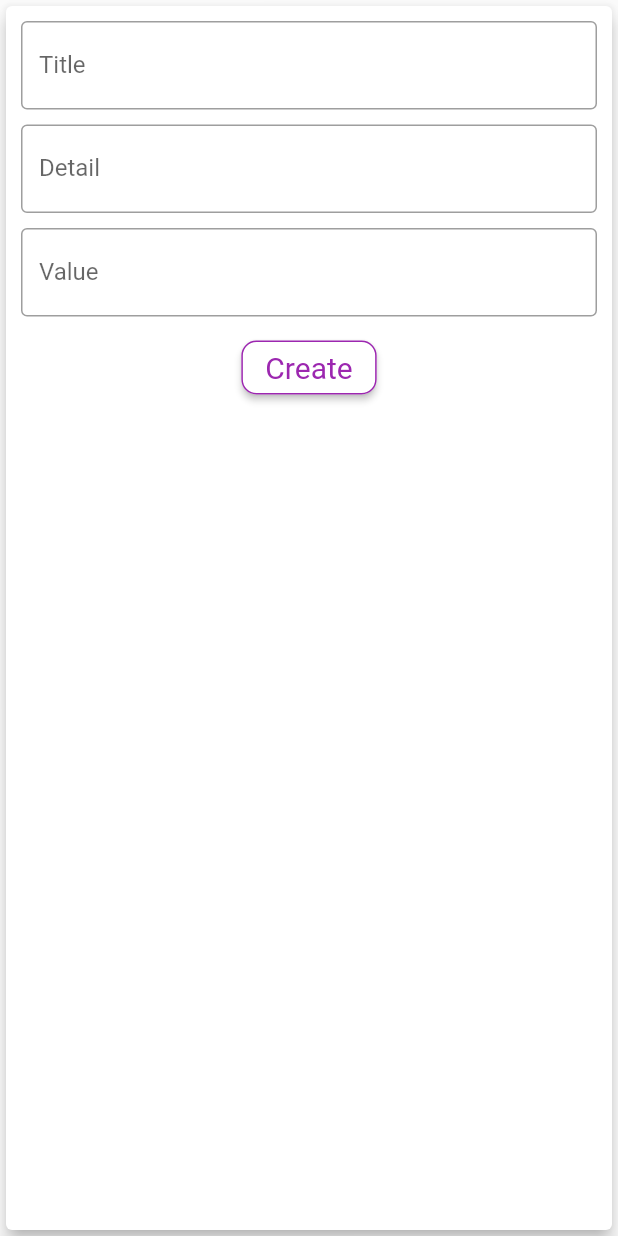
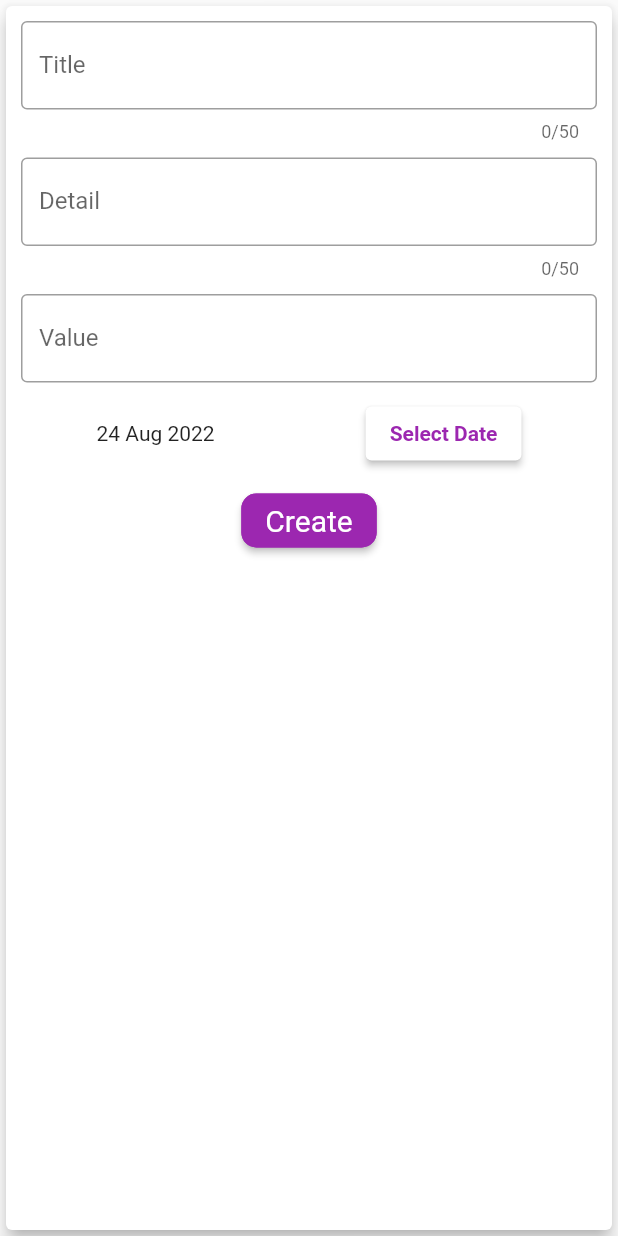
Before and after one commit to Adrianzctpa/Occurence-Manager, a Flutter app: the screen it shows after launch, after a tap on the "add box" icon, on a phone screen of 412 x 824 dp. Run offline on Flutter 3.47's test engine with Material 2 defaults, Android fonts, the phone set to English and light mode, and no system bars.

Commit message:
added date picker

```diff
--- a/lib/main.dart
+++ b/lib/main.dart
@@ -60,14 +60,14 @@ class _HomePageState extends State<HomePage> {
     }).toList();
   }
 
-  _addOccurence(String title, String detail, double? value) {
+  _addOccurence(String title, String detail, double? value, DateTime date) {
     int id = _occurences.isEmpty ? 1 : (_occurences.last.id + 1);
     final Occurence occ = Occurence(
       id: id,
       title: title,
       value: value,
       text: detail,
-      date: DateTime.now()
+      date: date
     );
 
     setState(() {
--- a/lib/widgets/graph_bar.dart
+++ b/lib/widgets/graph_bar.dart
@@ -16,8 +16,11 @@ class GraphBar extends StatelessWidget {
   Widget build(BuildContext context) {
     return Column(
       children: <Widget>[
-        FittedBox(
-          child: Text(value.toStringAsFixed(2))
+        SizedBox(
+          height: 20,
+          child: FittedBox(
+            child: Text(value.toStringAsFixed(2))
+          ),
         ),
         const SizedBox(height: 5),
         SizedBox(
--- a/lib/widgets/occurence_card.dart
+++ b/lib/widgets/occurence_card.dart
@@ -57,7 +57,8 @@ class OccurenceCard extends StatelessWidget {
                           )
                         ),
                       ),
-                      Column(
+                      Flexible(
+                        child: Column(
                           crossAxisAlignment: CrossAxisAlignment.start,
                           children: <Widget>[
                             Text(
@@ -75,6 +76,7 @@ class OccurenceCard extends StatelessWidget {
                             ),
                             Text(oc.value!.toStringAsFixed(2))
                           ]
+                        ),
                       )
                     ]
                   ),
--- a/lib/widgets/occurence_create.dart
+++ b/lib/widgets/occurence_create.dart
@@ -1,9 +1,10 @@
 import 'package:flutter/material.dart';
+import 'package:intl/intl.dart';
 
 class OcurrenceCreate extends StatefulWidget {
   const OcurrenceCreate({required this.onSubmit, super.key});
 
-  final void Function(String, String, double?) onSubmit;
+  final void Function(String, String, double?, DateTime) onSubmit;
 
   @override
   State<OcurrenceCreate> createState() => _OcurrenceCreateState();
@@ -13,6 +14,7 @@ class _OcurrenceCreateState extends State<OcurrenceCreate> {
   final titleController = TextEditingController();
   final detailController = TextEditingController();
   final valueController = TextEditingController();
+  DateTime _selectedDate = DateTime.now();
 
   void _handleSubmit() {
     final String title = titleController.text;
@@ -23,7 +25,24 @@ class _OcurrenceCreateState extends State<OcurrenceCreate> {
       return;
     }
 
-    widget.onSubmit(title, detail, value);
+    widget.onSubmit(title, detail, value, _selectedDate);
+  }
+
+  void _showDateForm() {
+    showDatePicker(
+      context: context,
+      initialDate: DateTime.now(),
+      firstDate: DateTime(2010),
+      lastDate: DateTime.now()
+    ).then((date) {
+      if (date == null) {
+        return;
+      }
+
+      setState(() {
+        _selectedDate = date;
+      });
+    });
   }
 
   @override
@@ -35,6 +54,7 @@ class _OcurrenceCreateState extends State<OcurrenceCreate> {
         child: Column(
           children: <Widget>[
             TextField(
+              maxLength: 50,
               controller: titleController,
               onSubmitted: (_) =>_handleSubmit(),
               obscureText: false,
@@ -45,6 +65,7 @@ class _OcurrenceCreateState extends State<OcurrenceCreate> {
             ),
             const SizedBox(height: 10),
             TextField(
+              maxLength: 50,
               controller: detailController,
               onSubmitted: (_) =>_handleSubmit(),
               obscureText: false,
@@ -65,11 +86,30 @@ class _OcurrenceCreateState extends State<OcurrenceCreate> {
               ),
             ),
             const SizedBox(height: 10),
+            Row(
+              mainAxisAlignment: MainAxisAlignment.spaceAround,
+              children: <Widget>[
+                Text(DateFormat('d MMM y').format(_selectedDate)),
+                ElevatedButton(
+                  style: ElevatedButton.styleFrom(
+                    primary: Colors.white,
+                    onPrimary: Colors.purple,
+                  ),
+                  onPressed: _showDateForm,
+                  child: const Text(
+                    'Select Date',
+                    style: TextStyle(
+                      fontWeight: FontWeight.bold,
+                    )
+                  ),
+                )
+              ]
+            ),
+            const SizedBox(height: 10),
             ElevatedButton(
               onPressed: _handleSubmit,
               style: ElevatedButton.styleFrom(
-                primary: Colors.white,
-                onPrimary: Colors.purple,
+                primary: Theme.of(context).primaryColor,
                 textStyle: const TextStyle(
                   fontSize: 20,
                 ),
--- a/lib/widgets/occurence_graph.dart
+++ b/lib/widgets/occurence_graph.dart
@@ -27,14 +27,11 @@ class OccurenceGraph extends StatelessWidget {
         }
       }
 
-      debugPrint(dayLetter);
-      debugPrint('${sum / 100}');
-
       return {
         'day': dayLetter,
         'value': sum
       };
-    });
+    }).reversed.toList();
   }
 
   double get _weekTotalValue {
```
Lines whose indentation alone changed are shown as unchanged.
